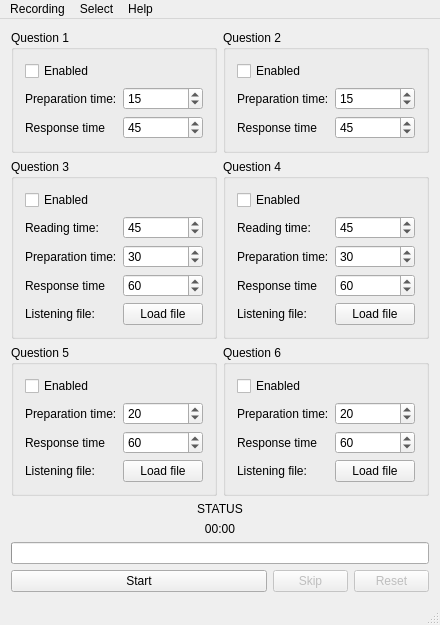
Old version of the form Toefl-Speaking-Recorder/mainwindow.ui in the repository fffaraz/Toefl-Speaking-Recorder.
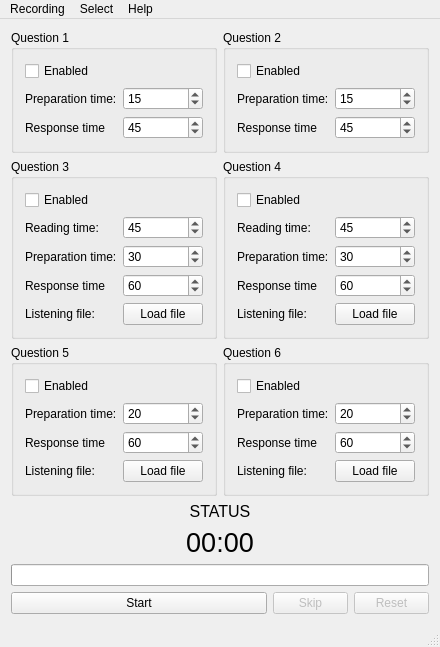
New version of the form.

Diff of the .ui file:
```diff
--- a/Toefl-Speaking-Recorder/mainwindow.ui
+++ b/Toefl-Speaking-Recorder/mainwindow.ui
@@ -7,7 +7,7 @@
     <x>0</x>
     <y>0</y>
     <width>398</width>
-    <height>585</height>
+    <height>611</height>
    </rect>
   </property>
   <property name="windowTitle">
@@ -432,6 +432,12 @@
       </item>
       <item>
        <widget class="QLabel" name="lblStatus">
+        <property name="font">
+         <font>
+          <family>Tahoma</family>
+          <pointsize>12</pointsize>
+         </font>
+        </property>
         <property name="text">
          <string>STATUS</string>
         </property>
@@ -442,6 +448,12 @@
       </item>
       <item>
        <widget class="QLabel" name="lblTime">
+        <property name="font">
+         <font>
+          <family>Tahoma</family>
+          <pointsize>20</pointsize>
+         </font>
+        </property>
         <property name="text">
          <string>00:00</string>
         </property>
```
Left out of the diff: 2 changed lines with no effect on the pictures.
